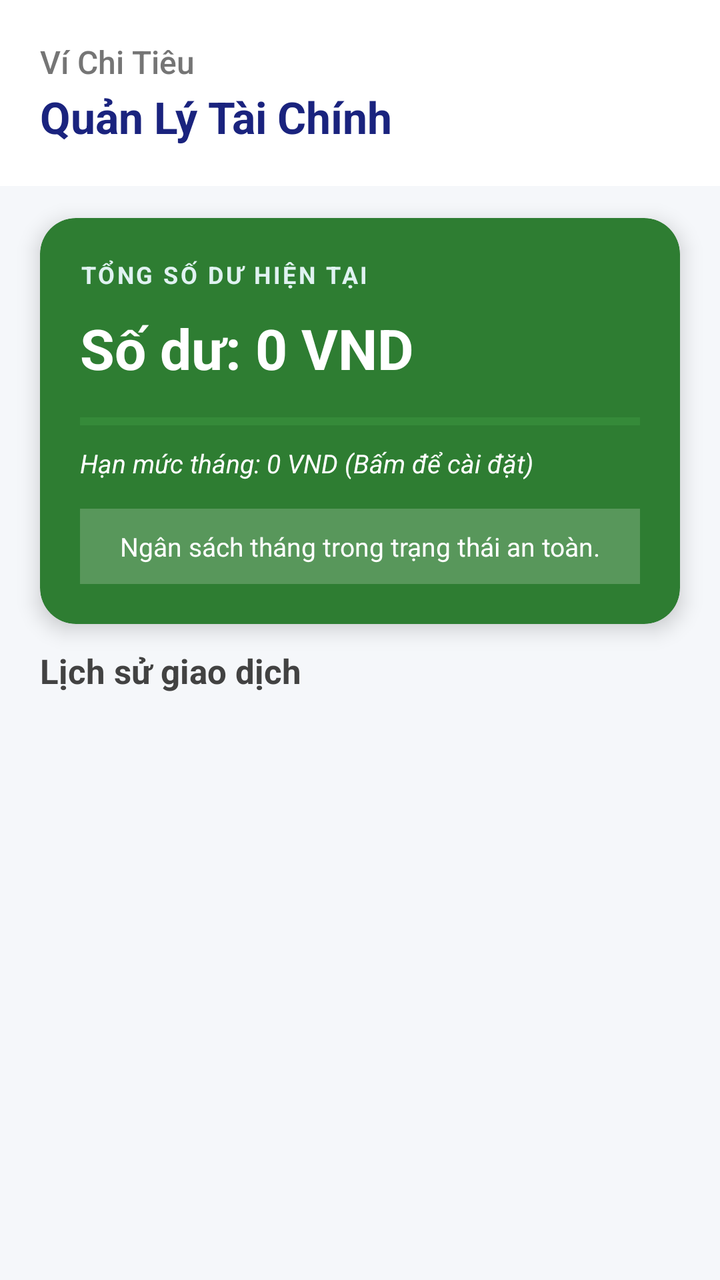
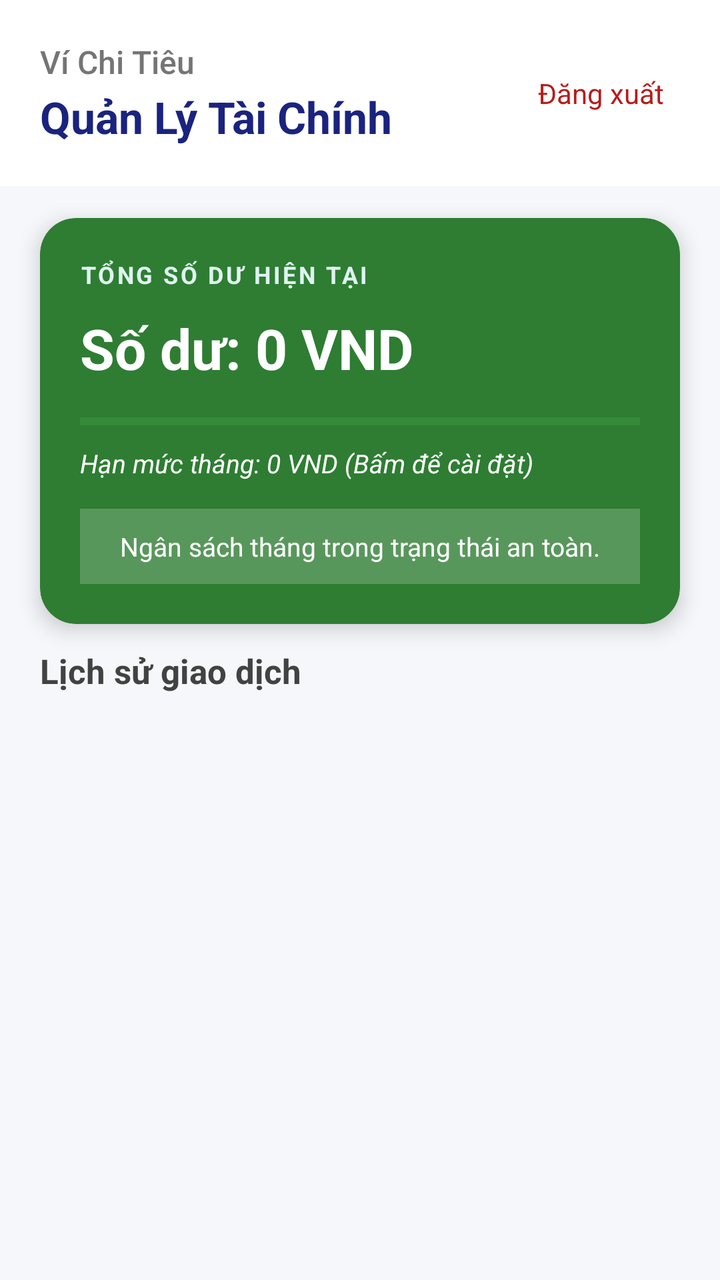

An Android layout rendered at two revisions. The XML below is the earlier revision; the diff shows what the commit changed to produce the second picture.
<!-- AndroidManifest.xml: application theme Theme.QuanLyChiTieu -->
<!-- res/layout/fragment_wallet.xml -->
<?xml version="1.0" encoding="utf-8"?>
<LinearLayout xmlns:android="http://schemas.android.com/apk/res/android"
    xmlns:app="http://schemas.android.com/apk/res-auto"
    android:layout_width="match_parent"
    android:layout_height="match_parent"
    android:background="#F5F7FA"
    android:orientation="vertical">

    <LinearLayout
        android:id="@+id/llHeader"
        android:layout_width="match_parent"
        android:layout_height="wrap_content"
        android:background="@android:color/white"
        android:orientation="vertical"
        android:padding="20dp">

        <TextView
            android:layout_width="wrap_content"
            android:layout_height="wrap_content"
            android:fontFamily="sans-serif-medium"
            android:text="Ví Chi Tiêu"
            android:textColor="#757575"
            android:textSize="16sp" />

        <TextView
            android:layout_width="wrap_content"
            android:layout_height="wrap_content"
            android:layout_marginTop="2dp"
            android:text="Quản Lý Tài Chính"
            android:textColor="#1A237E"
            android:textSize="22sp"
            android:textStyle="bold" />
    </LinearLayout>

    <androidx.cardview.widget.CardView
        android:id="@+id/cardWallet"
        android:layout_width="match_parent"
        android:layout_height="wrap_content"
        android:layout_marginHorizontal="20dp"
        android:layout_marginTop="16dp"
        android:layout_marginBottom="12dp"
        app:cardBackgroundColor="#2E7D32"
        app:cardCornerRadius="18dp"
        app:cardElevation="6dp">

        <LinearLayout
            android:layout_width="match_parent"
            android:layout_height="wrap_content"
            android:orientation="vertical"
            android:padding="20dp">

            <TextView
                android:layout_width="wrap_content"
                android:layout_height="wrap_content"
                android:letterSpacing="0.1"
                android:text="TỔNG SỐ DƯ HIỆN TẠI"
                android:textColor="#E0F2F1"
                android:textSize="12sp"
                android:textStyle="bold" />

            <TextView
                android:id="@+id/tvBalance"
                android:layout_width="wrap_content"
                android:layout_height="wrap_content"
                android:layout_marginTop="10dp"
                android:text="Số dư: 0 VND"
                android:textColor="@android:color/white"
                android:textSize="28sp"
                android:textStyle="bold" />

            <ProgressBar
                android:id="@+id/pbBudget"
                style="?android:attr/progressBarStyleHorizontal"
                android:layout_width="match_parent"
                android:layout_height="8dp"
                android:layout_marginTop="14dp"
                android:max="100"
                android:progress="0"
                android:progressBackgroundTint="#4CAF50"
                android:progressTint="#DEFF9A" />

            <TextView
                android:id="@+id/tvBudgetDisplay"
                android:layout_width="wrap_content"
                android:layout_height="wrap_content"
                android:layout_marginTop="8dp"
                android:clickable="true"
                android:focusable="true"
                android:text="Hạn mức tháng: 0 VND (Bấm để cài đặt)"
                android:textColor="#FFFFFF"
                android:textSize="13sp"
                android:textStyle="italic" />

            <TextView
                android:id="@+id/tvBudgetStatus"
                android:layout_width="match_parent"
                android:layout_height="wrap_content"
                android:layout_marginTop="14dp"
                android:background="#33FFFFFF"
                android:gravity="center"
                android:padding="10dp"
                android:text="Ngân sách tháng trong trạng thái an toàn."
                android:textColor="@android:color/white"
                android:textSize="13sp" />
        </LinearLayout>

    </androidx.cardview.widget.CardView>

    <TextView
        android:id="@+id/tvHistoryTitle"
        android:layout_width="wrap_content"
        android:layout_height="wrap_content"
        android:layout_marginStart="20dp"
        android:layout_marginBottom="8dp"
        android:text="Lịch sử giao dịch"
        android:textColor="#424242"
        android:textSize="17sp"
        android:textStyle="bold" />

    <androidx.recyclerview.widget.RecyclerView
        android:id="@+id/rvTransactions"
        android:layout_width="match_parent"
        android:layout_height="0dp"
        android:layout_weight="1"
        android:layout_marginHorizontal="16dp"
        android:clipToPadding="false"
        android:paddingBottom="8dp"
        android:scrollbars="vertical" />

</LinearLayout>
<!-- resources referenced by this layout -->
<resources>
  <style name="Theme.QuanLyChiTieu" parent="Base.Theme.QuanLyChiTieu" />
  <style name="Base.Theme.QuanLyChiTieu" parent="Theme.Material3.DayNight.NoActionBar">
          
          
      </style>
</resources>

<!-- the commit's change to res/layout/fragment_wallet.xml (unified diff, before → after) -->
@@ -11,25 +11,44 @@
         android:layout_width="match_parent"
         android:layout_height="wrap_content"
         android:background="@android:color/white"
-        android:orientation="vertical"
+        android:gravity="center_vertical"
+        android:orientation="horizontal"
         android:padding="20dp">
 
+        <LinearLayout
+            android:layout_width="0dp"
+            android:layout_height="wrap_content"
+            android:layout_weight="1"
+            android:orientation="vertical">
+
+            <TextView
+                android:layout_width="wrap_content"
+                android:layout_height="wrap_content"
+                android:fontFamily="sans-serif-medium"
+                android:text="Ví Chi Tiêu"
+                android:textColor="#757575"
+                android:textSize="16sp" />
+
+            <TextView
+                android:layout_width="wrap_content"
+                android:layout_height="wrap_content"
+                android:layout_marginTop="2dp"
+                android:text="Quản Lý Tài Chính"
+                android:textColor="#1A237E"
+                android:textSize="22sp"
+                android:textStyle="bold" />
+        </LinearLayout>
+
         <TextView
+            android:id="@+id/tvLogout"
             android:layout_width="wrap_content"
             android:layout_height="wrap_content"
-            android:fontFamily="sans-serif-medium"
-            android:text="Ví Chi Tiêu"
-            android:textColor="#757575"
-            android:textSize="16sp" />
-
-        <TextView
-            android:layout_width="wrap_content"
-            android:layout_height="wrap_content"
-            android:layout_marginTop="2dp"
-            android:text="Quản Lý Tài Chính"
-            android:textColor="#1A237E"
-            android:textSize="22sp"
-            android:textStyle="bold" />
+            android:clickable="true"
+            android:focusable="true"
+            android:padding="8dp"
+            android:text="Đăng xuất"
+            android:textColor="#B71C1C"
+            android:textSize="14sp" />
     </LinearLayout>
 
     <androidx.cardview.widget.CardView
